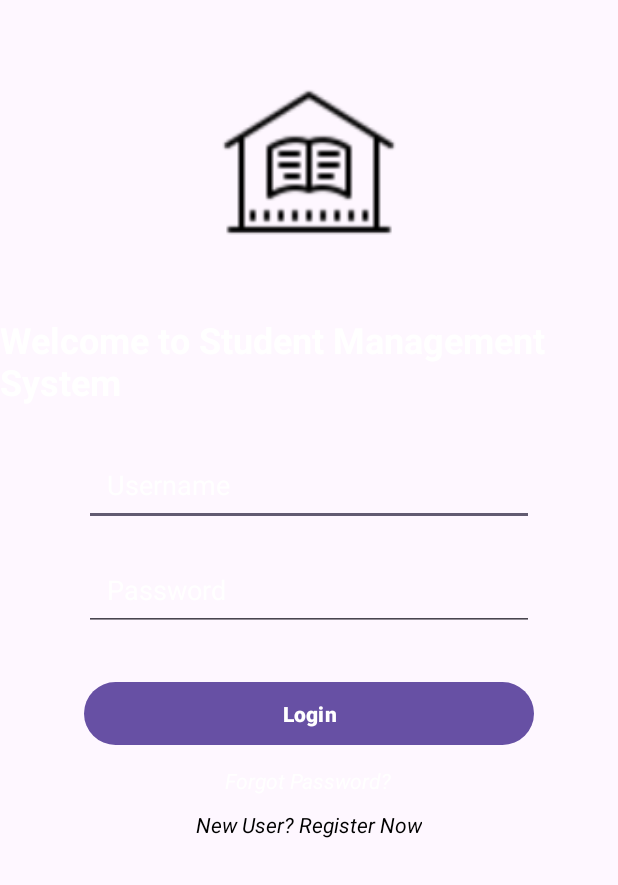
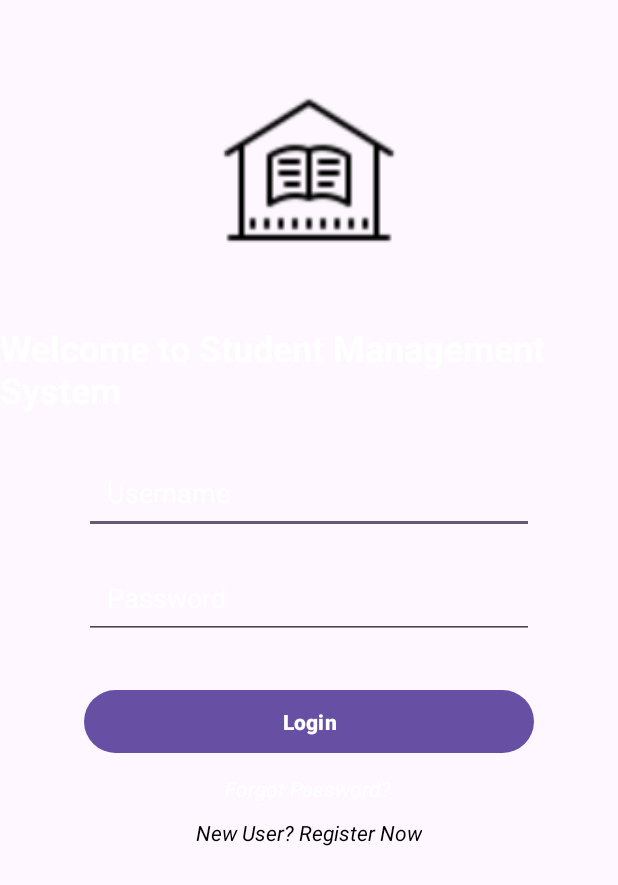
Before and after one commit to Devnath03/Student_Management_App-Android, an Android app: the screen it shows after launch (Login_Page), on a phone screen of 412 x 824 dp. Shown: the top 885 px of the screen. Run offline under Robolectric (Android 15) with nearby library versions, the phone set to English and light mode, and no system bars; 1 statement that could not run was skipped.

Commit message:
Change Layout

```diff
--- a/app/src/main/res/layout/activity_login_page.xml
+++ b/app/src/main/res/layout/activity_login_page.xml
@@ -12,7 +12,7 @@
         android:id="@+id/logoImageView"
         android:layout_width="120dp"
         android:layout_height="120dp"
-        android:layout_marginTop="50dp"
+        android:layout_marginTop="55dp"
         android:layout_centerHorizontal="true"
         android:src="@drawable/school"
         android:contentDescription="@string/logo_description"
```
